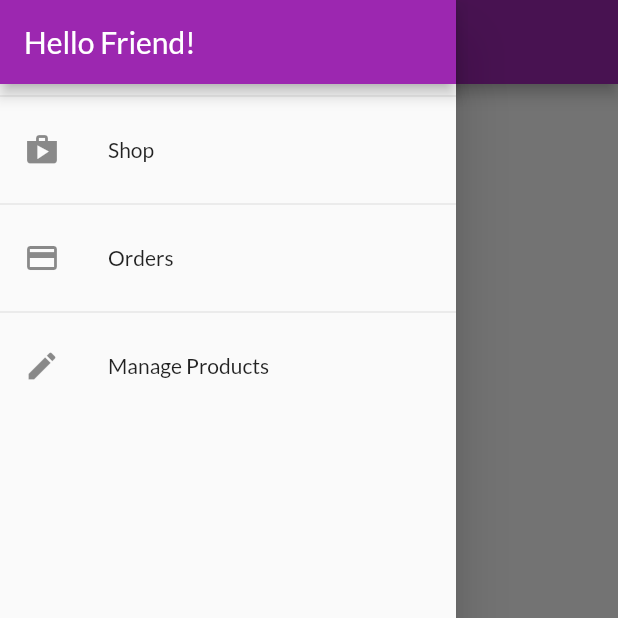
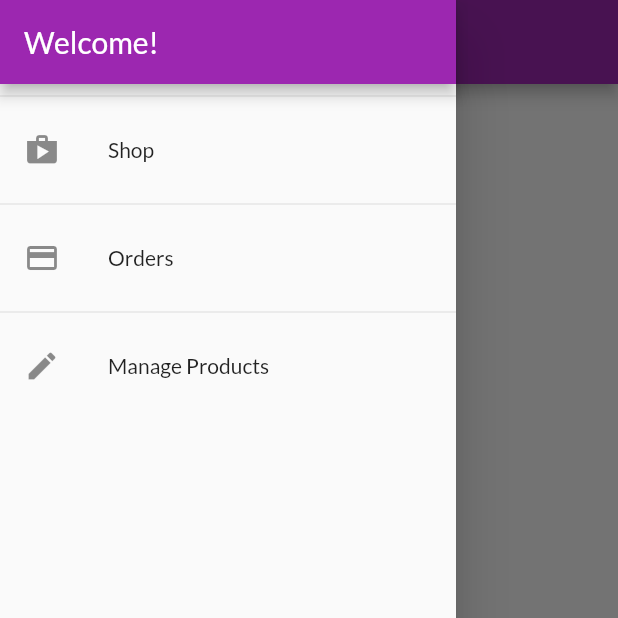
Before and after one commit to Oreo59/shop-app, a Flutter app: the OrdersScreen screen opened by its route, with the side drawer open, on a phone screen of 412 x 824 dp, the top half of it. Run offline on Flutter 3.47's test engine with Material 2 defaults, Android fonts, the phone set to English and light mode, and no system bars; network calls fail.

```diff
--- a/lib/widgets/app_drawer.dart
+++ b/lib/widgets/app_drawer.dart
@@ -10,7 +10,7 @@ class AppDrawer extends StatelessWidget {
       child: Column(
         children: <Widget>[
           AppBar(
-            title: Text('Hello Friend!'),
+            title: Text('Welcome!'),
             automaticallyImplyLeading: false,
           ),
           Divider(),
```
Also changed, not shown: 1 other file.
